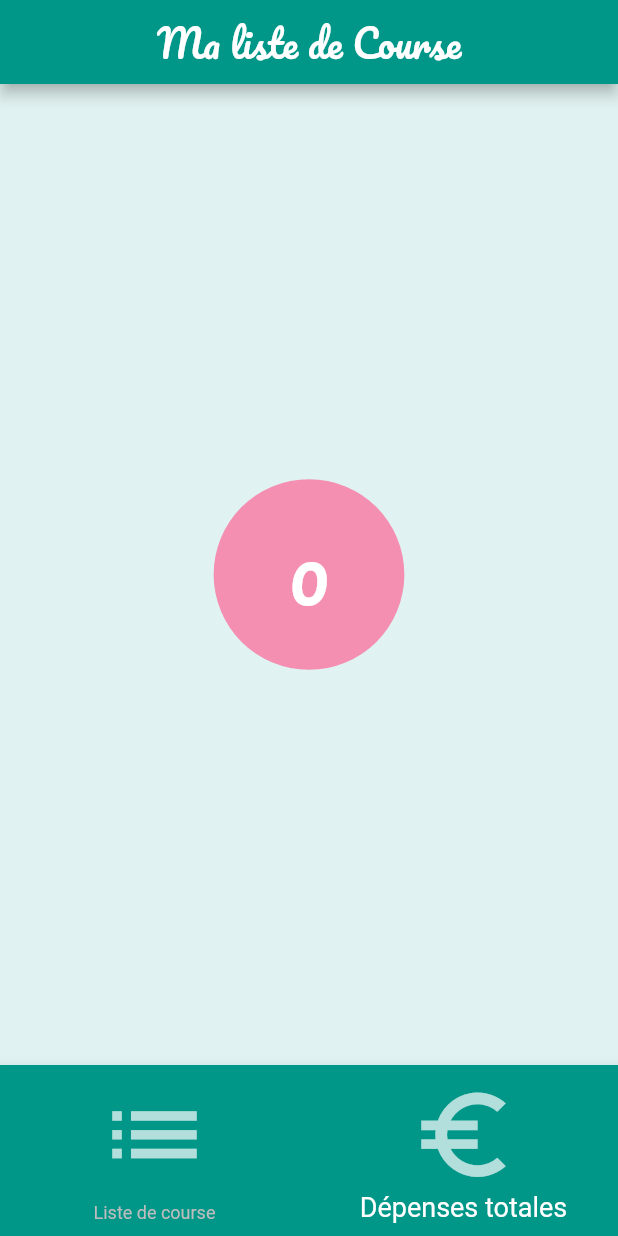
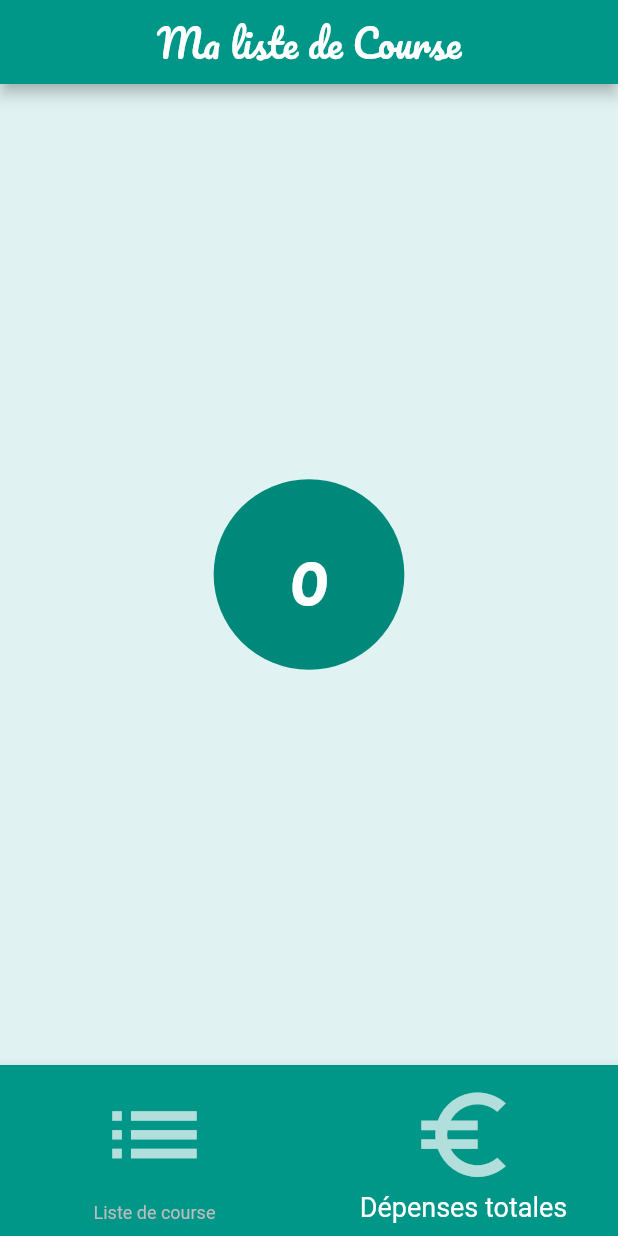
Before and after one commit to Mockinbrd/liste-course, a Flutter app: the screen it shows after launch, item 2 of the bottom bar chosen, on a phone screen of 412 x 824 dp. Run offline on Flutter 3.47's test engine with Material 2 defaults, Android fonts, the light colour scheme and no system bars.

Commit message:
one deletion

```diff
--- a/lib/main.dart
+++ b/lib/main.dart
@@ -30,19 +30,6 @@ class MyHomePage extends StatefulWidget {
 
 class _MyHomePageState extends State<MyHomePage> {
   int index = 0;
-
-  Map<String, bool> values = {
-    'Lait' : false,
-    'Tomates' : false,
-    'Céréales' : false,
-    "Bouteille d'eau" : false,
-    'Café' : false,
-    'Pain' : false,
-    'Blanc de dinde' : false,
-    'POULET' : true,
-    'Glaces' : false,
-    'Pâtes' : false
-  };
 
   @override
   Widget build(BuildContext context) {
--- a/lib/routes.dart
+++ b/lib/routes.dart
@@ -55,7 +55,7 @@ class _DepensesState extends State<Depenses> {
           padding: const EdgeInsets.all(50.0),
           decoration: new BoxDecoration(
             shape: BoxShape.circle,
-            color: Colors.pink.shade200,
+            color: Colors.teal.shade600,
           ),
           child: new Text(_count.toString(),
               style: new TextStyle(
```
